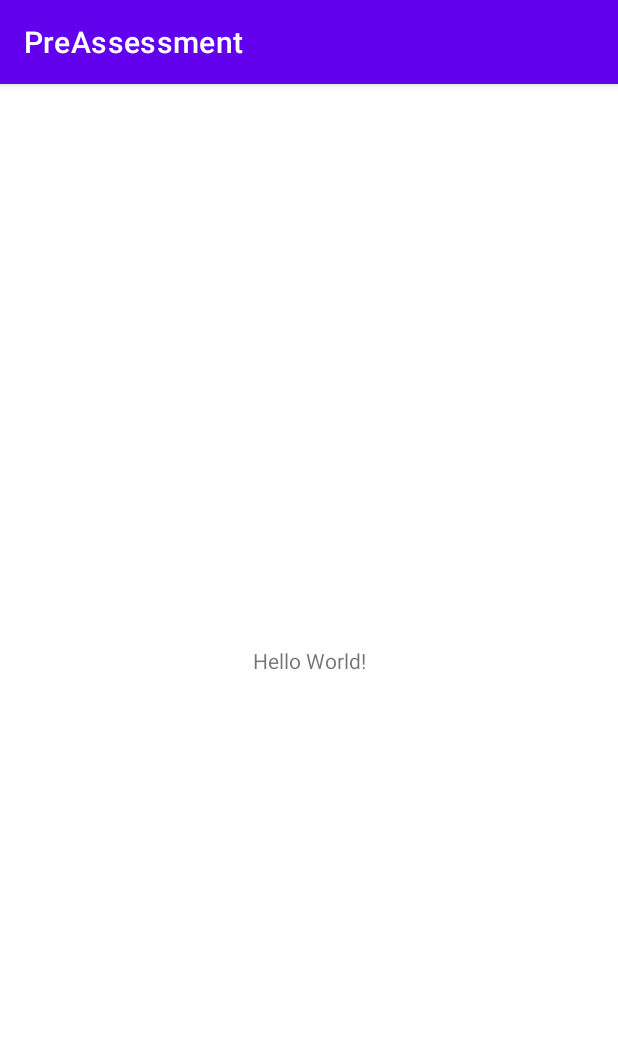
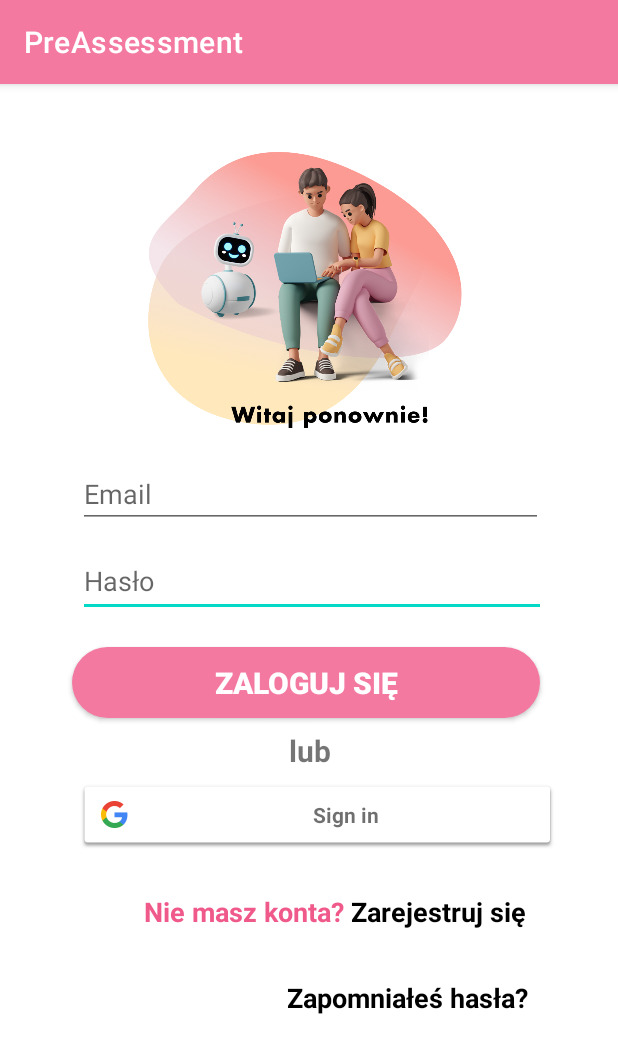
Before and after one commit to Aksiuszka/Fluff-Pre-assessment-, an Android app: the screen it shows after launch (MainActivity before the commit, Login after it), on a phone screen of 412 x 824 dp. Shown: the top 1053 px of the screen. Run offline under Robolectric (Android 15) with nearby library versions, the light colour scheme and no system bars.

Commit message:
login page ui

```diff
--- a/app/build.gradle
+++ b/app/build.gradle
@@ -33,6 +33,8 @@ dependencies {
     implementation 'androidx.appcompat:appcompat:1.4.1'
     implementation 'com.google.android.material:material:1.5.0'
     implementation 'androidx.constraintlayout:constraintlayout:2.1.3'
+    implementation 'com.google.firebase:firebase-auth:21.1.0'
+    implementation 'com.google.android.gms:play-services-auth:20.4.1'
     testImplementation 'junit:junit:4.13.2'
     androidTestImplementation 'androidx.test.ext:junit:1.1.3'
     androidTestImplementation 'androidx.test.espresso:espresso-core:3.4.0'
--- a/app/src/main/AndroidManifest.xml
+++ b/app/src/main/AndroidManifest.xml
@@ -1,6 +1,6 @@
 <?xml version="1.0" encoding="utf-8"?>
 <manifest xmlns:android="http://schemas.android.com/apk/res/android"
-    xmlns:tools="http://schemas.android.com/tools">
+    xmlns:tools="http://schemas.android.com/tools" >
 
     <application
         android:allowBackup="true"
@@ -10,11 +10,15 @@
         android:label="@string/app_name"
         android:supportsRtl="true"
         android:theme="@style/Theme.PreAssessment"
-        tools:targetApi="31">
+        tools:targetApi="31" >
+        <activity
+            android:name=".Login"
+            android:exported="true"
+            android:theme="@style/Theme.PreAssessment_Login"/>
         <activity
             android:name=".Splash_Screen"
-            android:theme="@style/Theme.PreAssessment_Splash"
-            android:exported="true" >
+            android:exported="true"
+            android:theme="@style/Theme.PreAssessment_Splash" >
             <intent-filter>
                 <action android:name="android.intent.action.MAIN" />
 
@@ -23,9 +27,7 @@
         </activity>
         <activity
             android:name=".MainActivity"
-            android:exported="true">
-
-        </activity>
+            android:exported="true" />
     </application>
 
 </manifest>
--- /dev/null
+++ b/app/src/main/java/com/example/preassessment/Login.java
@@ -0,0 +1,14 @@
+package com.example.preassessment;
+
+import androidx.appcompat.app.AppCompatActivity;
+
+import android.os.Bundle;
+
+public class Login extends AppCompatActivity {
+
+    @Override
+    protected void onCreate(Bundle savedInstanceState) {
+        super.onCreate(savedInstanceState);
+        setContentView(R.layout.activity_login);
+    }
+}
--- a/app/src/main/java/com/example/preassessment/Splash_Screen.java
+++ b/app/src/main/java/com/example/preassessment/Splash_Screen.java
@@ -30,7 +30,7 @@ public class Splash_Screen extends AppCompatActivity {
         new Handler().postDelayed(new Runnable() {
             @Override
             public void run() {
-                Intent i = new Intent(Splash_Screen.this, MainActivity.class);
+                Intent i = new Intent(Splash_Screen.this, Login.class);
                 startActivity(i);
                 finish();
             }
--- /dev/null
+++ b/app/src/main/res/drawable/button.xml
@@ -0,0 +1,5 @@
+<shape xmlns:android="http://schemas.android.com/apk/res/android"
+    android:shape="rectangle">
+    <solid android:color="#F379A1" />
+    <corners android:radius="35dp" />
+</shape>
--- /dev/null
+++ b/app/src/main/res/layout/activity_login.xml
@@ -0,0 +1,117 @@
+<?xml version="1.0" encoding="utf-8"?>
+<androidx.constraintlayout.widget.ConstraintLayout xmlns:android="http://schemas.android.com/apk/res/android"
+    xmlns:app="http://schemas.android.com/apk/res-auto"
+    xmlns:tools="http://schemas.android.com/tools"
+    android:layout_width="match_parent"
+    android:layout_height="match_parent"
+    tools:context=".Login">
+
+    <ImageView
+        android:id="@+id/imageView"
+        android:layout_width="300dp"
+        android:layout_height="226dp"
+        app:layout_constraintBottom_toBottomOf="parent"
+        app:layout_constraintEnd_toEndOf="parent"
+        app:layout_constraintStart_toStartOf="parent"
+        app:layout_constraintTop_toTopOf="parent"
+        app:layout_constraintVertical_bias="0.038"
+        app:srcCompat="@drawable/login" />
+
+    <EditText
+        android:id="@+id/editTextTextPassword"
+        android:layout_width="312dp"
+        android:layout_height="47dp"
+        android:layout_marginTop="12dp"
+        android:ems="10"
+        android:hint="Hasło"
+        android:inputType="textPassword"
+        app:layout_constraintEnd_toEndOf="parent"
+        app:layout_constraintHorizontal_bias="0.521"
+        app:layout_constraintStart_toStartOf="parent"
+        app:layout_constraintTop_toBottomOf="@+id/editTextTextEmailAddress2" />
+
+    <EditText
+        android:id="@+id/editTextTextEmailAddress2"
+        android:layout_width="310dp"
+        android:layout_height="45dp"
+        android:layout_marginTop="4dp"
+        android:ems="10"
+        android:hint="Email"
+        android:inputType="textEmailAddress"
+        app:layout_constraintEnd_toEndOf="parent"
+        app:layout_constraintHorizontal_bias="0.51"
+        app:layout_constraintStart_toStartOf="parent"
+        app:layout_constraintTop_toBottomOf="@+id/imageView" />
+
+    <Button
+        android:id="@+id/button_login"
+        style="@style/Widget.AppCompat.Button"
+        android:layout_width="312dp"
+        android:layout_height="47dp"
+        android:layout_marginTop="20dp"
+        android:background="@drawable/button"
+        android:radius="10dp"
+        android:text="zaloguj się"
+        android:textSize="20sp"
+        android:textStyle="bold"
+        app:layout_constraintEnd_toEndOf="parent"
+        app:layout_constraintHorizontal_bias="0.479"
+        app:layout_constraintStart_toStartOf="parent"
+        app:layout_constraintTop_toBottomOf="@+id/editTextTextPassword" />
+
+    <TextView
+        android:id="@+id/textView"
+        android:layout_width="wrap_content"
+        android:layout_height="wrap_content"
+        android:layout_marginTop="8dp"
+        android:text="lub"
+        android:textSize="20sp"
+        android:textStyle="bold"
+        app:layout_constraintEnd_toEndOf="parent"
+        app:layout_constraintHorizontal_bias="0.501"
+        app:layout_constraintStart_toStartOf="parent"
+        app:layout_constraintTop_toBottomOf="@+id/button_login" />
+
+    <com.google.android.gms.common.SignInButton
+        android:id="@+id/btn.google"
+        android:layout_width="319dp"
+        android:layout_height="46dp"
+        android:layout_marginTop="464dp"
+        app:layout_constraintEnd_toEndOf="parent"
+        app:layout_constraintHorizontal_bias="0.563"
+        app:layout_constraintStart_toStartOf="parent"
+        app:layout_constraintTop_toTopOf="parent" />
+
+    <TextView
+        android:id="@+id/textView2"
+        android:layout_width="wrap_content"
+        android:layout_height="wrap_content"
+        android:text="@string/account"
+        android:textColor="#EF5A8B"
+        android:textSize="18sp"
+        android:textStyle="bold"
+        app:layout_constraintBottom_toBottomOf="parent"
+        app:layout_constraintEnd_toEndOf="parent"
+        app:layout_constraintHorizontal_bias="0.61"
+        app:layout_constraintStart_toStartOf="parent"
+        app:layout_constraintTop_toBottomOf="@+id/btn.google"
+        app:layout_constraintVertical_bias="0.126" />
+
+    <TextView
+        android:id="@+id/textView3"
+        android:layout_width="wrap_content"
+        android:layout_height="wrap_content"
+        android:text="Zapomniałeś hasła?"
+        android:textAlignment="textEnd"
+        android:textColor="#000000"
+        android:textSize="18sp"
+        android:textStyle="bold"
+        app:layout_constraintBottom_toBottomOf="parent"
+        app:layout_constraintEnd_toEndOf="parent"
+        app:layout_constraintHorizontal_bias="0.76"
+        app:layout_constraintStart_toStartOf="parent"
+        app:layout_constraintTop_toBottomOf="@+id/textView2"
+        app:layout_constraintVertical_bias="0.184" />
+
+
+</androidx.constraintlayout.widget.ConstraintLayout>
--- a/app/src/main/res/values/strings.xml
+++ b/app/src/main/res/values/strings.xml
@@ -1,3 +1,4 @@
 <resources>
     <string name="app_name">PreAssessment</string>
+    <string name="account">Nie masz konta? <font color='#000000'>Zarejestruj się</font></string>
 </resources>
--- a/app/src/main/res/values/themes.xml
+++ b/app/src/main/res/values/themes.xml
@@ -26,4 +26,18 @@
         <item name="android:statusBarColor">?attr/colorPrimaryVariant</item>
         <!-- Customize your theme here. -->
     </style>
+    <style name="Theme.PreAssessment_Login" parent="Theme.MaterialComponents.DayNight.DarkActionBar">
+        <!-- Primary brand color. -->
+        <item name="colorPrimary">#F379A1</item>
+        <item name="colorPrimaryVariant">@color/purple_700</item>
+        <item name="colorOnPrimary">@color/white</item>
+        <!-- Secondary brand color. -->
+        <item name="colorSecondary">@color/teal_200</item>
+        <item name="colorSecondaryVariant">@color/teal_700</item>
+        <item name="colorOnSecondary">@color/black</item>
+        <!-- Status bar color. -->
+        <item name="android:statusBarColor">?attr/colorPrimaryVariant</item>
+        <!-- Customize your theme here. -->
+    </style>
+
 </resources>
```
Also changed, not shown: app/src/main/res/drawable/login.png (added).
